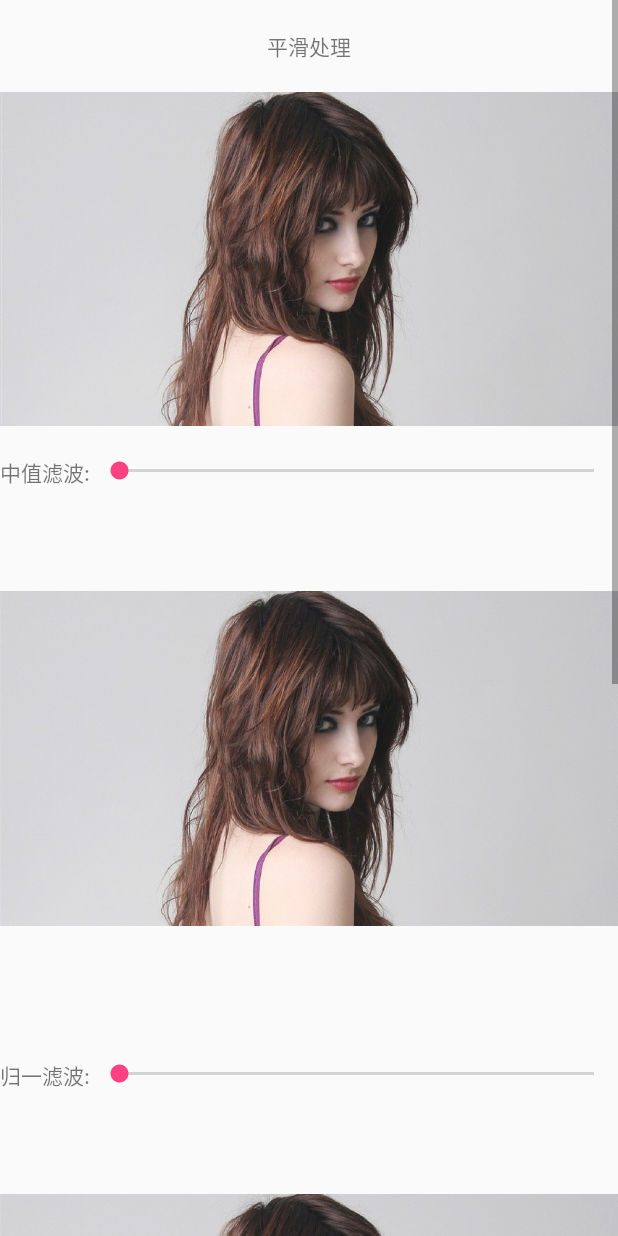
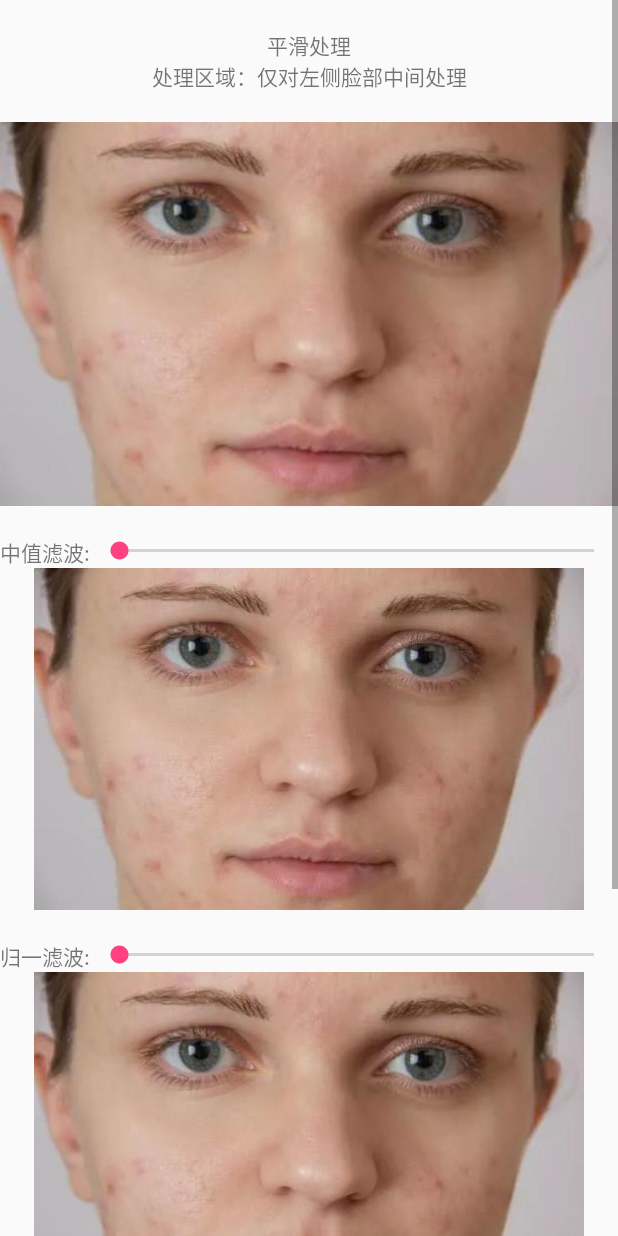
Before and after one commit to xiaoyunchengzhu/JniOpencvDemo, an Android app: the SmoothingActivity screen opened directly, with no data from a screen before it, on a phone screen of 412 x 824 dp. Run offline under Robolectric (Android 15) with nearby library versions, the phone set to English and light mode, and no system bars.

Commit message:
全部图片滤波修改为局部区域滤波

```diff
--- a/app/src/main/java/com/xiaoyunchengzhu/jniopencvdemo/module/SmoothingActivity.java
+++ b/app/src/main/java/com/xiaoyunchengzhu/jniopencvdemo/module/SmoothingActivity.java
@@ -13,7 +13,7 @@ import com.xiaoyunchengzhu.jniopencvdemo.opencvutil.Basefunction;
 import com.xiaoyunchengzhu.jniopencvdemo.opencvutil.Smoothing;
 
 /**
- * 滤波 ，平滑处理
+ * 滤波 ，平滑处理,仅对左侧脸部局部区域滤波，如果想改区域，则可直接进入源码修改选择区域，或者为native 方法增加区域参数。
  */
 public class SmoothingActivity extends AppCompatActivity implements SeekBar.OnSeekBarChangeListener{
 
@@ -34,7 +34,7 @@ public class SmoothingActivity extends AppCompatActivity implements SeekBar.OnSe
         seekBar1.setOnSeekBarChangeListener(this);
         seekBar2.setOnSeekBarChangeListener(this);
         seekBar3.setOnSeekBarChangeListener(this);
-        Bitmap bitmap1 = BitmapFactory.decodeResource(getResources(), R.mipmap.img1);
+        Bitmap bitmap1 = BitmapFactory.decodeResource(getResources(), R.mipmap.img4);
         width = bitmap1.getWidth();
         height = bitmap1.getHeight();
         input = ImgConvert.getBytesByBitmap(bitmap1);
--- a/app/src/main/res/layout/activity_smoothing.xml
+++ b/app/src/main/res/layout/activity_smoothing.xml
@@ -16,7 +16,7 @@
         android:gravity="center"
         android:layout_marginTop="20dp"
         android:layout_marginBottom="20dp"
-        android:text="平滑处理"
+        android:text="平滑处理\n处理区域：仅对左侧脸部中间处理"
         android:layout_width="match_parent"
         android:layout_height="wrap_content" />
     <ImageView
@@ -24,7 +24,7 @@
         android:adjustViewBounds="true"
         android:layout_width="match_parent"
         android:layout_height="wrap_content"
-        android:src="@mipmap/img1" />
+        android:src="@mipmap/img4" />
     <LinearLayout
         android:layout_marginTop="20dp"
         android:layout_width="match_parent"
@@ -45,7 +45,7 @@
         android:id="@+id/img1"
         android:layout_width="match_parent"
         android:layout_height="wrap_content"
-        android:src="@mipmap/img1"
+        android:src="@mipmap/img4"
         />
         <LinearLayout
             android:layout_marginTop="20dp"
@@ -67,7 +67,7 @@
             android:id="@+id/img2"
             android:layout_width="match_parent"
             android:layout_height="wrap_content"
-            android:src="@mipmap/img1"
+            android:src="@mipmap/img4"
             />
         <LinearLayout
             android:layout_marginTop="20dp"
@@ -89,7 +89,7 @@
             android:id="@+id/img3"
             android:layout_width="match_parent"
             android:layout_height="wrap_content"
-            android:src="@mipmap/img1"
+            android:src="@mipmap/img4"
             />
     </LinearLayout>
 </ScrollView>
```
Also changed, not shown: app/src/main/res/mipmap-hdpi/img4.jpg (added), 7 other files.
